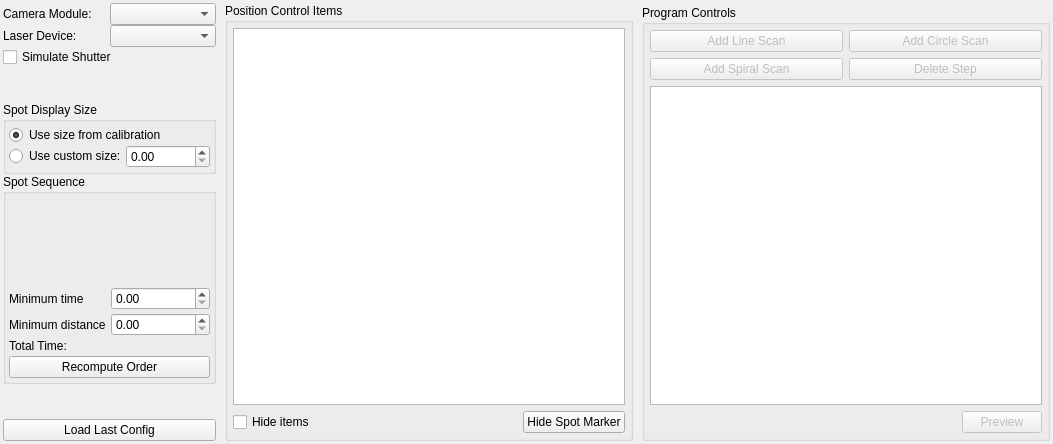
First picture: the form in lib/devices/Scanner/ProtocolTemplate.ui, repository acq4/acq4, before the edit.
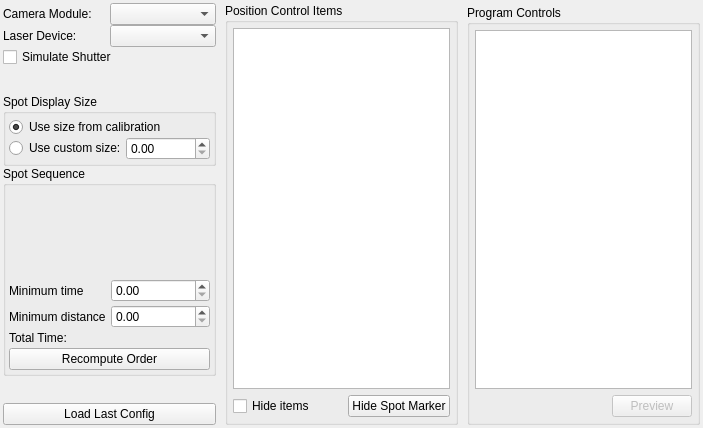
Second picture: the form after the edit. Custom widgets are drawn as their Qt base class.

Commit message: added beginning of laser scanning programs

Diff of the .ui file:
```diff
--- a/lib/devices/Scanner/ProtocolTemplate.ui
+++ b/lib/devices/Scanner/ProtocolTemplate.ui
@@ -6,8 +6,8 @@
    <rect>
     <x>0</x>
     <y>0</y>
-    <width>1053</width>
-    <height>444</height>
+    <width>703</width>
+    <height>428</height>
    </rect>
   </property>
   <property name="sizePolicy">
@@ -280,6 +280,11 @@
         <attribute name="headerVisible">
          <bool>false</bool>
         </attribute>
+        <column>
+         <property name="text">
+          <string notr="true">1</string>
+         </property>
+        </column>
        </widget>
       </item>
       <item row="1" column="0">
@@ -341,57 +346,6 @@
        <number>5</number>
       </property>
       <item row="1" column="0">
-       <widget class="QTableWidget" name="programTable">
-        <property name="sortingEnabled">
-         <bool>true</bool>
-        </property>
-       </widget>
-      </item>
-      <item row="0" column="0">
-       <layout class="QGridLayout" name="gridLayout_7">
-        <item row="0" column="0">
-         <widget class="QPushButton" name="addLineScanBtn">
-          <property name="enabled">
-           <bool>false</bool>
-          </property>
-          <property name="text">
-           <string>Add Line Scan</string>
-          </property>
-         </widget>
-        </item>
-        <item row="0" column="1">
-         <widget class="QPushButton" name="addCircleScanBtn">
-          <property name="enabled">
-           <bool>false</bool>
-          </property>
-          <property name="text">
-           <string>Add Circle Scan</string>
-          </property>
-         </widget>
-        </item>
-        <item row="1" column="0">
-         <widget class="QPushButton" name="addSpiralScanBtn">
-          <property name="enabled">
-           <bool>false</bool>
-          </property>
-          <property name="text">
-           <string>Add Spiral Scan</string>
-          </property>
-         </widget>
-        </item>
-        <item row="1" column="1">
-         <widget class="QPushButton" name="deleteStepBtn">
-          <property name="enabled">
-           <bool>false</bool>
-          </property>
-          <property name="text">
-           <string>Delete Step</string>
-          </property>
-         </widget>
-        </item>
-       </layout>
-      </item>
-      <item row="2" column="0">
        <layout class="QGridLayout" name="gridLayout_9">
         <item row="0" column="1">
          <spacer name="horizontalSpacer_2">
@@ -418,6 +372,18 @@
         </item>
        </layout>
       </item>
+      <item row="0" column="0">
+       <widget class="ParameterTree" name="programTree">
+        <attribute name="headerVisible">
+         <bool>false</bool>
+        </attribute>
+        <column>
+         <property name="text">
+          <string notr="true">1</string>
+         </property>
+        </column>
+       </widget>
+      </item>
      </layout>
     </widget>
    </item>
```
The commit also changes 4 other files.
